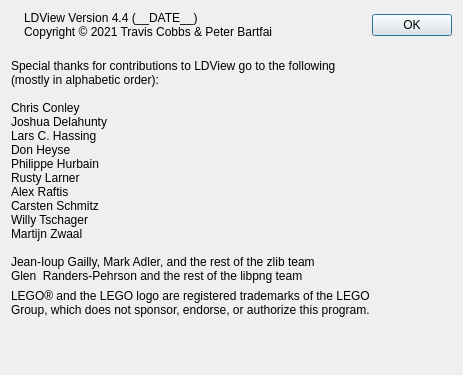
First picture: the form in QT/AboutPanel.ui, repository tcobbs/ldview, before the edit.
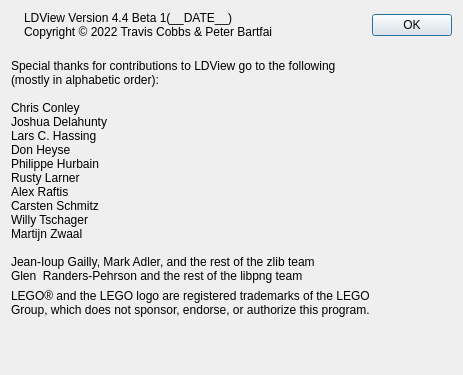
Second picture: the form after the edit. Icons and pictures are not drawn.

Commit message: Linux: version string update

Diff of the .ui file:
```diff
--- a/QT/AboutPanel.ui
+++ b/QT/AboutPanel.ui
@@ -82,8 +82,8 @@
                     </sizepolicy>
                   </property>
                   <property name="text">
-                    <string>LDView Version 4.4 (__DATE__)
-Copyright © 2021 Travis Cobbs &amp; Peter Bartfai</string>
+                    <string>LDView Version 4.4 Beta 1(__DATE__)
+Copyright © 2022 Travis Cobbs &amp; Peter Bartfai</string>
                   </property>
                   <property name="textFormat">
                     <enum>Qt::PlainText</enum>
```
The commit also changes 3 other files.
